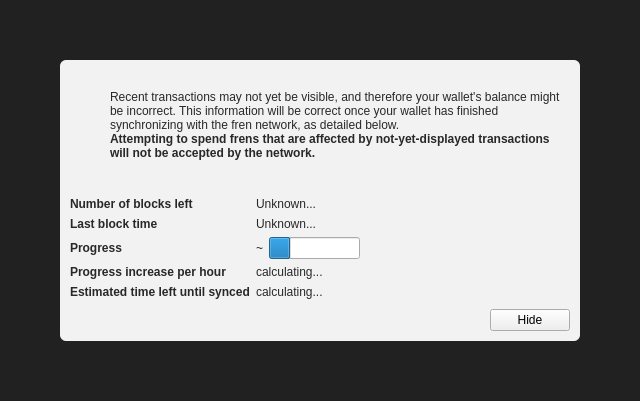
Above: src/qt/forms/modaloverlay.ui from gramtoco/friendcoin before the change. Below: the same form after it.
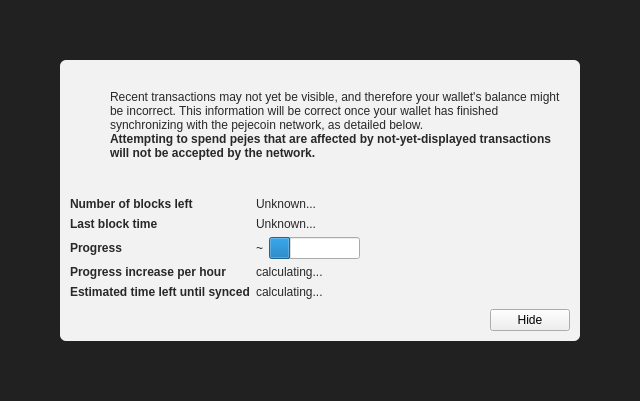
That is the form after the change. Icons and pictures are not drawn. Custom widgets are drawn as their Qt base class.

What changed in the file:
```diff
--- a/src/qt/forms/modaloverlay.ui
+++ b/src/qt/forms/modaloverlay.ui
@@ -130,7 +130,7 @@
              <item>
               <widget class="QLabel" name="infoText">
                <property name="text">
-                <string>Recent transactions may not yet be visible, and therefore your wallet's balance might be incorrect. This information will be correct once your wallet has finished synchronizing with the fren network, as detailed below.</string>
+                <string>Recent transactions may not yet be visible, and therefore your wallet's balance might be incorrect. This information will be correct once your wallet has finished synchronizing with the pejecoin network, as detailed below.</string>
                </property>
                <property name="textFormat">
                 <enum>Qt::RichText</enum>
@@ -149,7 +149,7 @@
                 </font>
                </property>
                <property name="text">
-                <string>Attempting to spend frens that are affected by not-yet-displayed transactions will not be accepted by the network.</string>
+                <string>Attempting to spend pejes that are affected by not-yet-displayed transactions will not be accepted by the network.</string>
                </property>
                <property name="textFormat">
                 <enum>Qt::RichText</enum>
```
